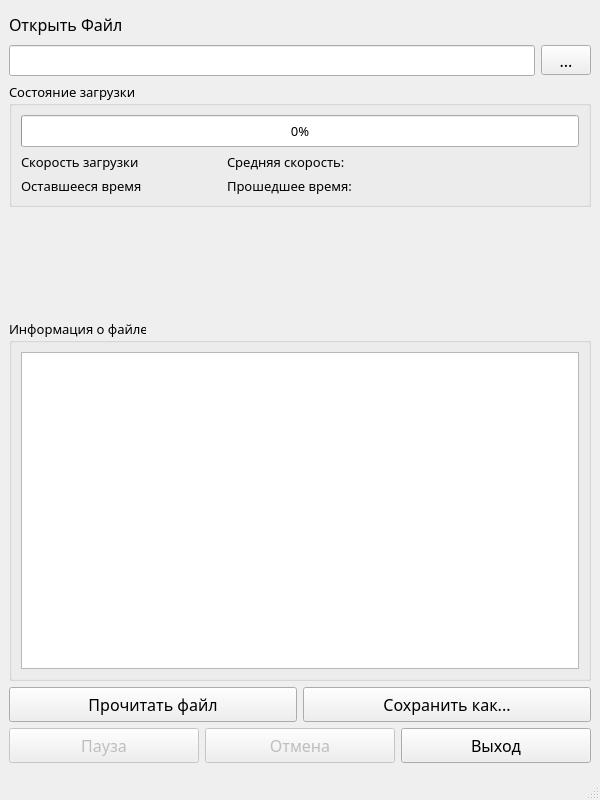
Above: mainwindow.ui from 0-StarTrek-0/FileManager before the change. Below: the same form after it.
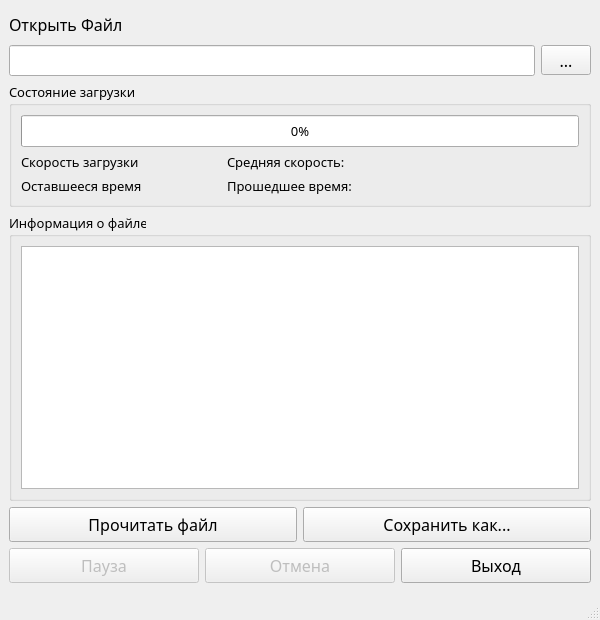
That is the form after the change. Icons and pictures are not drawn.

```diff
--- a/mainwindow.ui
+++ b/mainwindow.ui
@@ -10,7 +10,7 @@
     <x>0</x>
     <y>0</y>
     <width>600</width>
-    <height>800</height>
+    <height>620</height>
    </rect>
   </property>
   <property name="font">
@@ -208,16 +208,6 @@
       </layout>
      </widget>
     </item>
-    <item>
-     <widget class="QWidget" name="widget" native="true">
-      <property name="minimumSize">
-       <size>
-        <width>0</width>
-        <height>100</height>
-       </size>
-      </property>
-     </widget>
-    </item>
     <item>
      <widget class="QGroupBox" name="Box_Infomation">
       <property name="sizePolicy">
```
Left out of the diff: 4 changed lines with no effect on the pictures.
